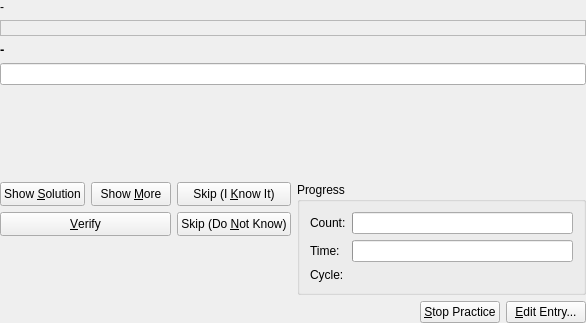
Old version of the form src/practice/SimpleQueryDlgForm.ui in the repository KDE/parley.
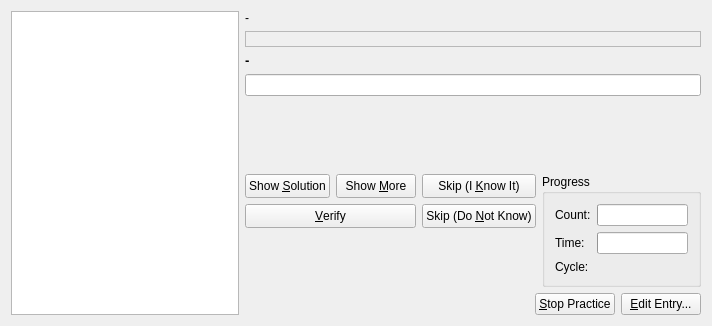
New version of the form.

Commit message: Add image support to all practice dialogs.

Patch:
```diff
--- a/src/practice/SimpleQueryDlgForm.ui
+++ b/src/practice/SimpleQueryDlgForm.ui
@@ -6,8 +6,8 @@
    <rect>
     <x>0</x>
     <y>0</y>
-    <width>586</width>
-    <height>323</height>
+    <width>712</width>
+    <height>326</height>
    </rect>
   </property>
   <property name="sizePolicy" >
@@ -16,22 +16,19 @@
     <verstretch>0</verstretch>
    </sizepolicy>
   </property>
+  <layout class="QHBoxLayout" >
+   <item>
+    <widget class="QGraphicsView" name="imageGraphicsView" >
+     <property name="minimumSize" >
+      <size>
+       <width>150</width>
+       <height>150</height>
+      </size>
+     </property>
+    </widget>
+   </item>
+   <item>
   <layout class="QVBoxLayout" >
-   <property name="spacing" >
-    <number>6</number>
-   </property>
-   <property name="leftMargin" >
-    <number>0</number>
-   </property>
-   <property name="topMargin" >
-    <number>0</number>
-   </property>
-   <property name="rightMargin" >
-    <number>0</number>
-   </property>
-   <property name="bottomMargin" >
-    <number>0</number>
-   </property>
    <item>
     <layout class="QVBoxLayout" >
      <property name="spacing" >
@@ -360,6 +357,8 @@
           <string>&amp;Edit Entry...</string>
          </property>
         </widget>
+         </item>
+        </layout>
        </item>
       </layout>
      </item>
```
Lines whose indentation alone changed are shown as unchanged. The commit also changes 13 other files.
